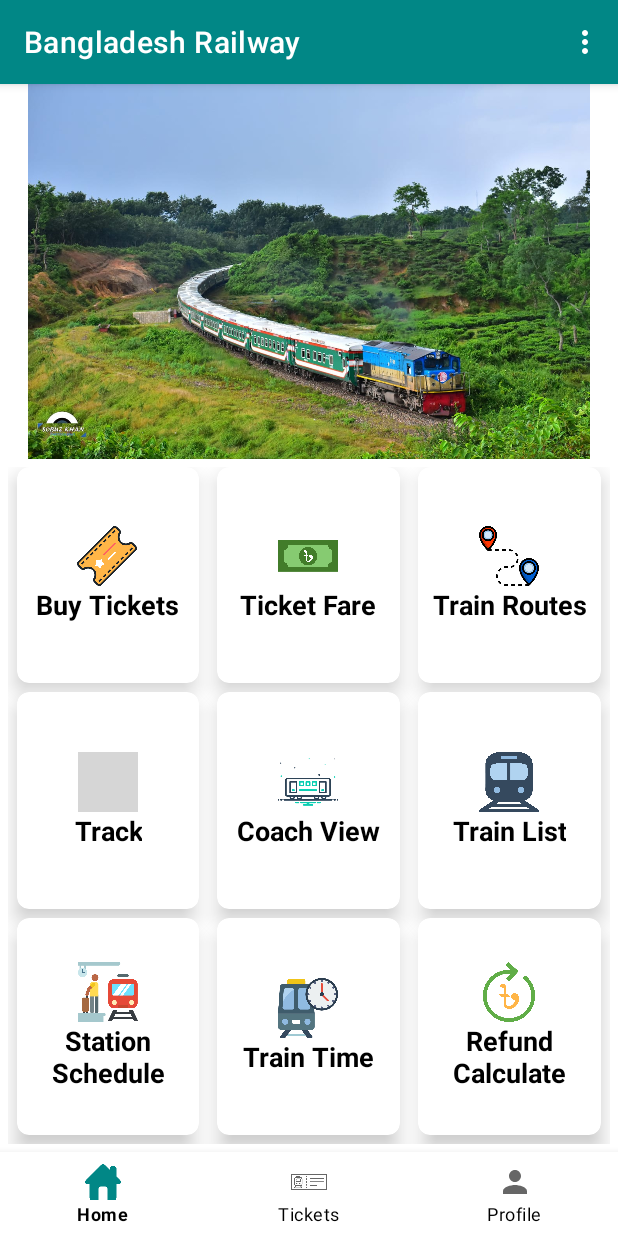
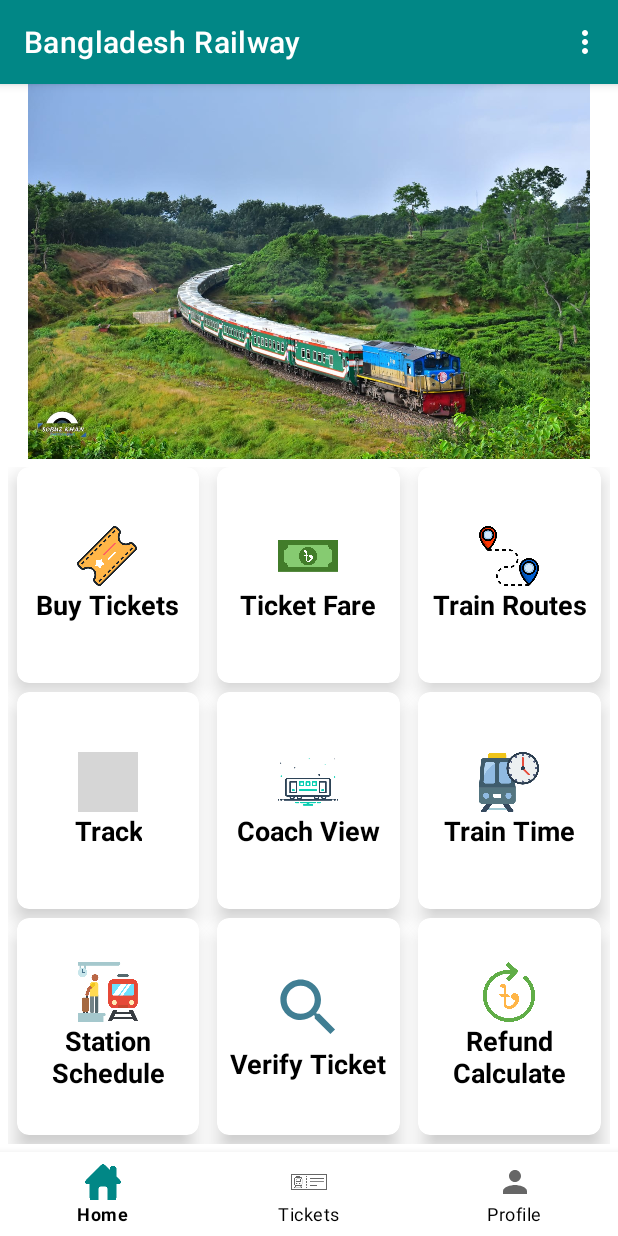
Before and after one commit to mahadi-cse/Software-Development-II, an Android app: the screen it shows after launch once a user with an empty profile is signed in (MainActivity2), on a phone screen of 412 x 824 dp. Run offline under Robolectric (Android 15) with nearby library versions, the phone set to English and light mode, and no system bars; our stand-ins replace Firebase (no records; nobody signed in at launch, a user with empty details on screens opened directly); grey boxes are pictures that could not be loaded.

Commit message:
Changed Main Section

```diff
--- a/app/src/main/AndroidManifest.xml
+++ b/app/src/main/AndroidManifest.xml
@@ -32,7 +32,7 @@
             android:name=".StaionSchedule"
             android:exported="false" />
         <activity
-            android:name=".TrainList"
+            android:name=".VerifyTicket"
             android:exported="false" />
         <activity
             android:name=".CoachView"
--- a/app/src/main/java/com/example/bangladeshrailway/RefundCalculator.java
+++ b/app/src/main/java/com/example/bangladeshrailway/RefundCalculator.java
@@ -6,13 +6,15 @@
 import android.os.Bundle;
 import android.view.MenuItem;
 
+import java.util.Objects;
+
 public class RefundCalculator extends AppCompatActivity {
 
     @Override
     protected void onCreate(Bundle savedInstanceState) {
         super.onCreate(savedInstanceState);
         setContentView(R.layout.activity_refund_calculator);
-        getSupportActionBar().setTitle("Refund Calculator");
+        Objects.requireNonNull(getSupportActionBar()).setTitle("Refund Calculator");
         getSupportActionBar().setDisplayHomeAsUpEnabled(true);
         getSupportActionBar().setDisplayShowHomeEnabled(true);
 
--- a/app/src/main/java/com/example/bangladeshrailway/UserActivity.java
+++ b/app/src/main/java/com/example/bangladeshrailway/UserActivity.java
@@ -2,7 +2,6 @@
 
 import android.annotation.SuppressLint;
 import android.content.Intent;
-import android.graphics.Color;
 import android.os.Bundle;
 
 import androidx.cardview.widget.CardView;
@@ -11,8 +10,6 @@
 import android.view.LayoutInflater;
 import android.view.View;
 import android.view.ViewGroup;
-import android.widget.GridLayout;
-import android.widget.Toast;
 
 public class UserActivity extends Fragment implements View.OnClickListener{
 
@@ -67,7 +64,7 @@
                 startActivity(new Intent(getActivity(),CoachView.class));
                 break;
             case R.id.train_list:
-                startActivity(new Intent(getActivity(),TrainList.class));
+                startActivity(new Intent(getActivity(), VerifyTicket.class));
                 break;
             case R.id.schedule:
                 startActivity(new Intent(getActivity(),StaionSchedule.class));
--- /dev/null
+++ b/app/src/main/res/drawable/ic_verifyticket.xml
@@ -0,0 +1,5 @@
+<vector android:height="34dp" android:tint="#407E93"
+    android:viewportHeight="24" android:viewportWidth="24"
+    android:width="34dp" xmlns:android="http://schemas.android.com/apk/res/android">
+    <path android:fillColor="@android:color/white" android:pathData="M15.5,14h-0.79l-0.28,-0.27C15.41,12.59 16,11.11 16,9.5 16,5.91 13.09,3 9.5,3S3,5.91 3,9.5 5.91,16 9.5,16c1.61,0 3.09,-0.59 4.23,-1.57l0.27,0.28v0.79l5,4.99L20.49,19l-4.99,-5zM9.5,14C7.01,14 5,11.99 5,9.5S7.01,5 9.5,5 14,7.01 14,9.5 11.99,14 9.5,14z"/>
+</vector>
--- a/app/src/main/res/layout/activity_user_profile.xml
+++ b/app/src/main/res/layout/activity_user_profile.xml
@@ -289,13 +289,13 @@
                         android:layout_width="40dp"
                         android:layout_height="40dp"
                         android:layout_gravity="center_horizontal"
-                        android:src="@drawable/ic_train"
+                        android:src="@drawable/ic_train_time"
                         android:contentDescription="@string/todo" />
 
                     <TextView
                         android:layout_width="wrap_content"
                         android:layout_height="wrap_content"
-                        android:text="@string/train_list"
+                        android:text="@string/train_time"
                         android:textAlignment="center"
                         android:textColor="@android:color/black"
                         android:textSize="18sp"
@@ -369,16 +369,16 @@
                     tools:ignore="UseCompoundDrawables">
 
                     <ImageView
-                        android:layout_width="40dp"
-                        android:layout_height="40dp"
+                        android:layout_width="50dp"
+                        android:layout_height="50dp"
                         android:layout_gravity="center_horizontal"
-                        android:src="@drawable/ic_train_time"
+                        android:src="@drawable/ic_verifyticket"
                         android:contentDescription="@string/todo" />
 
                     <TextView
                         android:layout_width="wrap_content"
                         android:layout_height="wrap_content"
-                        android:text="@string/train_time"
+                        android:text="Verify Ticket"
                         android:textAlignment="center"
                         android:textColor="@android:color/black"
                         android:textSize="18sp"
--- a/app/src/main/res/layout/activity_train_list.xml
+++ b/app/src/main/res/layout/activity_verify_ticket.xml
@@ -4,7 +4,7 @@
     xmlns:tools="http://schemas.android.com/tools"
     android:layout_width="match_parent"
     android:layout_height="match_parent"
-    tools:context=".TrainList">
+    tools:context=".VerifyTicket">
 
     <RelativeLayout
         android:layout_width="match_parent"
--- a/app/src/main/res/values/strings.xml
+++ b/app/src/main/res/values/strings.xml
@@ -43,6 +43,9 @@
     <string name="drutojan_express">DrutoJan Express</string>
     <string name="departure">Departure</string>
     <string name="arraival">Arraival</string>
+    <string name="_7">7</string>
+    <string name="_8">8</string>
+    <string name="_4">4</string>
     <string-array name="class_spinner">
         <item>Select Class</item>
         <item>AC_B</item>
```
Also changed, not shown: app/src/main/java/com/example/bangladeshrailway/FindTrainShow.java (+8 -1 lines), app/src/main/java/com/example/bangladeshrailway/MyAdapter.java (+16 -10 lines), app/src/main/java/com/example/bangladeshrailway/VerifyTicket.java (renamed from app/src/main/java/com/example/bangladeshrailway/TrainList.java, +4 -6 lines), app/src/main/res/layout/activity_seat_selcetion.xml (+7 -6 lines).
